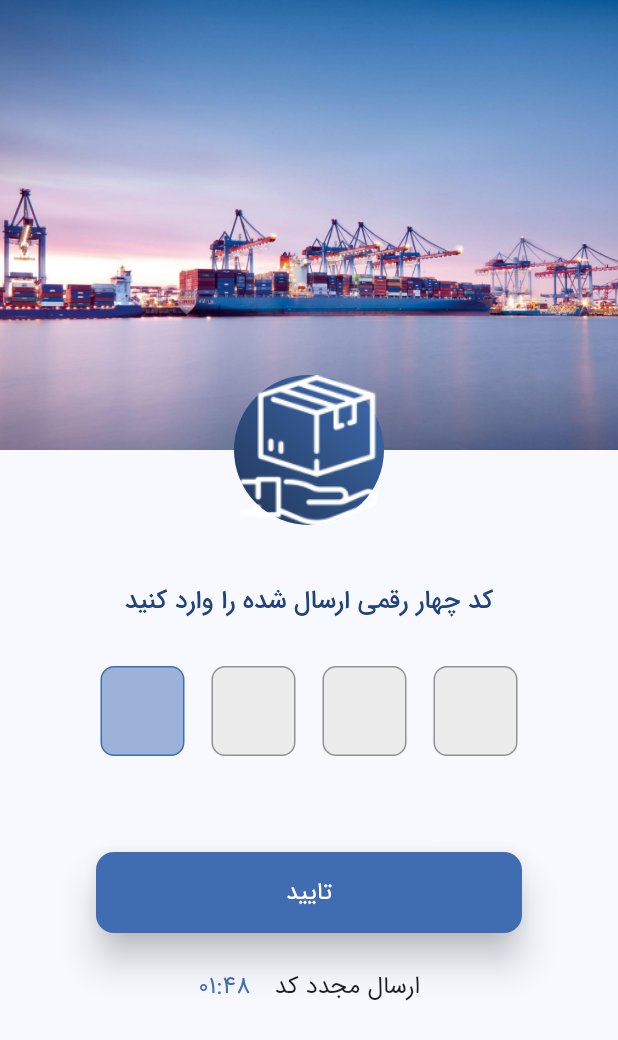
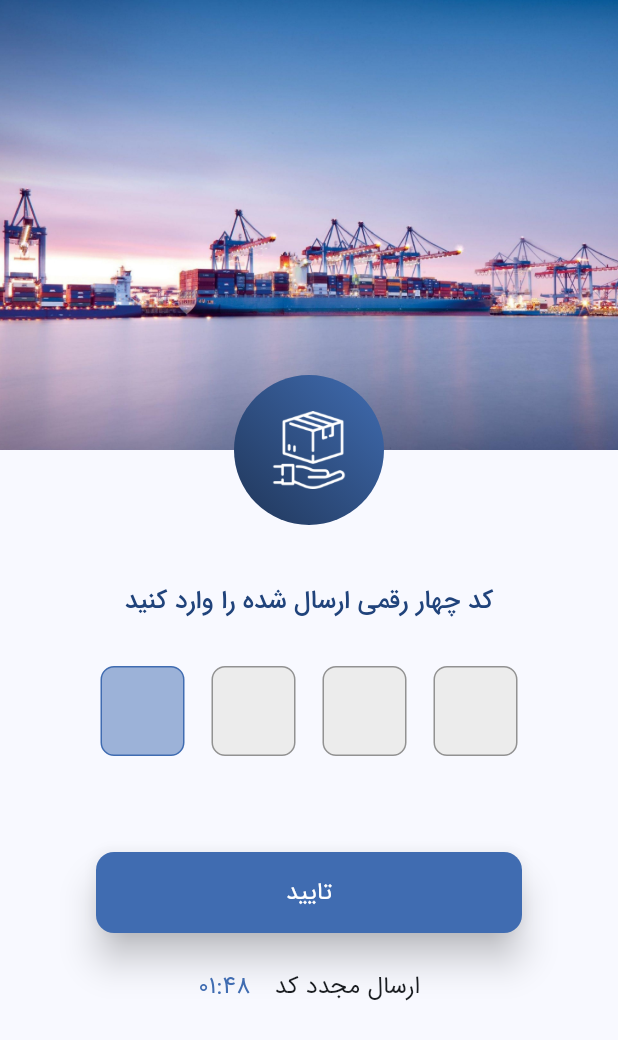
Before and after one commit to bahiraei/porduct_owner, a Flutter app: the screen it shows after launch, after a tap on "ورود", on a phone screen of 412 x 824 dp. Shown: the top 1040 px of the screen. Run offline on Flutter 3.47's test engine with Material 3 defaults, Android fonts, the phone set to English and light mode, and no system bars; drawn by our look-alikes of flutter_animate, pinput; our stand-ins replace dropdown_button2, gap, google_nav_bar, line_icons; missing offline and left inert: circular_charts, persian_datetime_picker.

Commit message:
fix some bug

```diff
--- a/lib/features/auth/login_screen.dart
+++ b/lib/features/auth/login_screen.dart
@@ -90,6 +90,7 @@ class _LoginScreenState extends State<LoginScreen>
                       Container(
                         width: 100,
                         height: 100,
+                        padding: const EdgeInsets.all(24),
                         decoration: BoxDecoration(
                           gradient: const LinearGradient(
                             colors: [
--- a/lib/features/auth/verify_screen.dart
+++ b/lib/features/auth/verify_screen.dart
@@ -62,6 +62,7 @@ class _VerifyScreenState extends State<VerifyScreen> {
                       Container(
                         width: 100,
                         height: 100,
+                        padding: const EdgeInsets.all(24),
                         decoration: BoxDecoration(
                           gradient: const LinearGradient(
                             colors: [
```
